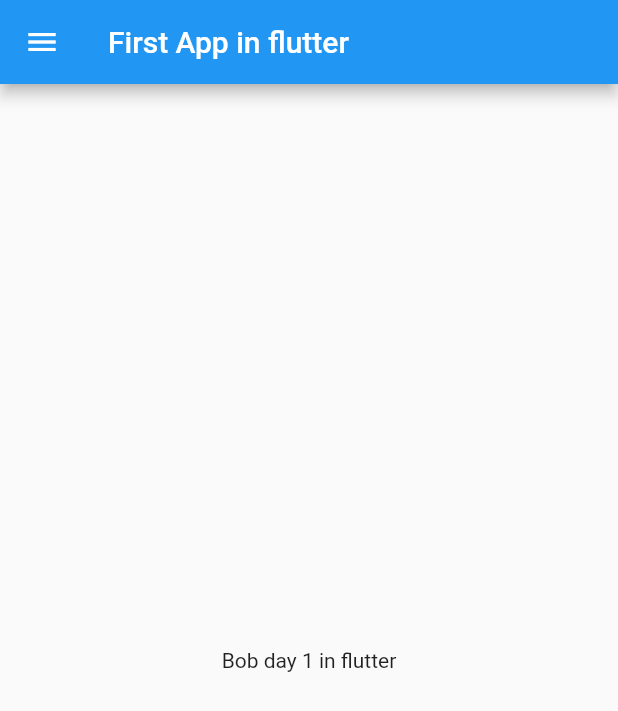
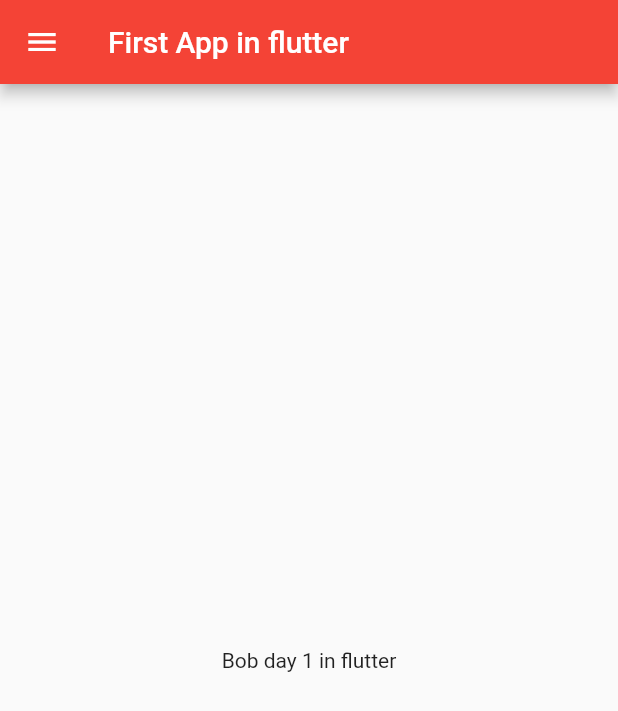
Before and after one commit to hassa920/MyFirstApp, a Flutter app: the screen it shows after launch, on a phone screen of 412 x 824 dp. Shown: the top 711 px of the screen. Run offline on Flutter 3.47's test engine with Material 2 defaults, Android fonts, the phone set to English and light mode, and no system bars.

Commit message:
"Day 3 completed"

```diff
--- a/lib/main.dart
+++ b/lib/main.dart
@@ -1,6 +1,7 @@
 import 'dart:core';
 
-import 'package:firstapp/homepage.dart';
+import 'package:firstapp/pages/homepage.dart';
+import 'package:firstapp/pages/login_page.dart';
 import 'package:flutter/material.dart';
 
 void main() {
@@ -16,7 +17,20 @@ class MyApp extends StatelessWidget {
   @override
   Widget build(BuildContext context) {
     return MaterialApp(
-      home: HomePage() ,
+
+      themeMode: ThemeMode.light,
+      theme: ThemeData(primarySwatch: Colors.red),
+      darkTheme: ThemeData(/*brightness: Brightness.dark,*/
+      primarySwatch: Colors.amber
+      ),
+      initialRoute: "/home",
+      routes: {
+        "/": (context) => LoginPage(),
+        "/home": (context) => HomePage(),
+        "/login": (context) => LoginPage(),
+
+      },
+      debugShowCheckedModeBanner: false,
     );
   }
 }
--- a/lib/homepage.dart
+++ b/lib/pages/homepage.dart
@@ -10,10 +10,11 @@ class HomePage extends StatelessWidget {
       appBar: AppBar(title: Text("First App in flutter")),
       body: Center(
         child: Container(
-            child: Text(
-                "$name day $a in flutter")),
+            child: Text("$name day $a in flutter",)),
       ),
+
       drawer: Drawer(),
     );
+
   }
 }
```
Also changed, not shown: lib/pages/login_page.dart (added, +15 -0 lines).
